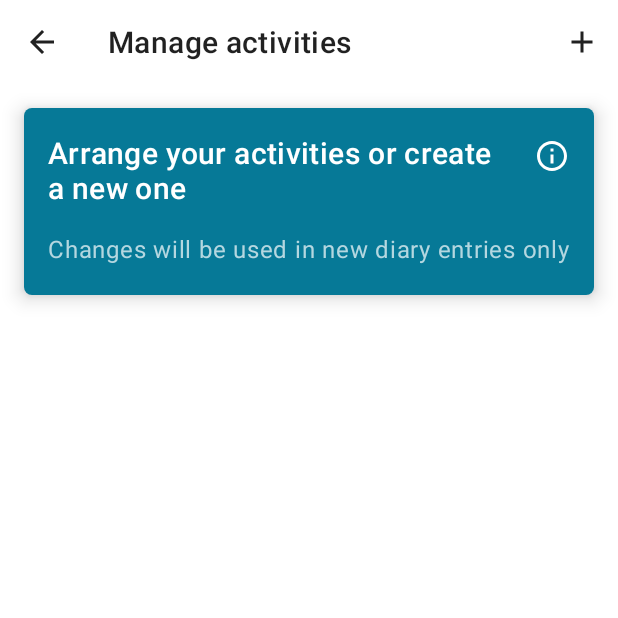
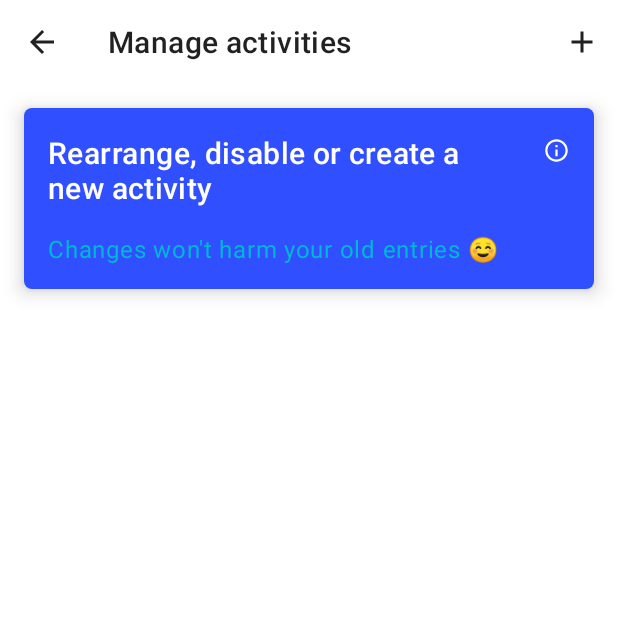
Before and after one commit to SirionRazzer/Diary, an Android app: the TemplateItemViewerActivity screen opened directly, with no data from a screen before it, on a phone screen of 412 x 824 dp, the top half of it. Run offline under Robolectric (Android 15) with nearby library versions, the phone set to English and light mode, and no system bars; libraries missing offline, so code that uses them is left out: com.ernestoyaquello.dragdropswiperecyclerview, io.realm; plain views replace DragDropSwipeRecyclerView; 10 statements that could not run were skipped.

Commit message:
Colors changed

```diff
--- a/app/src/main/java/com/sirionrazzer/diary/main/TemplatesAdapter.kt
+++ b/app/src/main/java/com/sirionrazzer/diary/main/TemplatesAdapter.kt
@@ -76,11 +76,11 @@ class TemplatesAdapter(private val context: Context, private val mainViewModel:
             if (!mainViewModel.currentTrackItems[position].status) {
                 Picasso.get().load(mainViewModel.currentTrackItems[position].imageOff).into(holder.ivImage)
                 holder.ivImage?.alpha = 0.4f
-                holder.tvName?.setTextColor(context.resources.getColor(R.color.colorPrimaryLight))
+                holder.tvName?.setTextColor(context.resources.getColor(R.color.colorPrimary))
             } else {
                 Picasso.get().load(mainViewModel.currentTrackItems[position].imageOn).into(holder.ivImage)
                 holder.ivImage?.alpha = 1f
-                holder.tvName?.setTextColor(context.resources.getColor(R.color.colorPrimaryDark))
+                holder.tvName?.setTextColor(context.resources.getColor(R.color.colorPrimary))
             }
 
             itemView.setOnClickListener {
@@ -101,7 +101,7 @@ class TemplatesAdapter(private val context: Context, private val mainViewModel:
                     Picasso.get().load(mainViewModel.currentTrackItems[position].imageOff).into(holder.ivImage)
                     holder.status = false
                     holder.ivImage?.alpha = 0.4f
-                    holder.tvName?.setTextColor(context.resources.getColor(R.color.colorPrimaryLight))
+                    holder.tvName?.setTextColor(context.resources.getColor(R.color.colorPrimary))
                     Log.d(
                         "TemplatesAdapter",
                         "Clicked: " + position + ". track item, the state was true and now is " + holder.status.toString()
@@ -125,7 +125,7 @@ class TemplatesAdapter(private val context: Context, private val mainViewModel:
         Picasso.get().load(mainViewModel.currentTrackItems[position].imageOn).into(holder.ivImage)
         holder.status = true
         holder.ivImage?.alpha = 1.0f
-        holder.tvName?.setTextColor(context.resources.getColor(R.color.colorPrimaryDark))
+        holder.tvName?.setTextColor(context.resources.getColor(R.color.colorPrimary))
         Log.d(
             "TemplatesAdapter",
             "Clicked: " + position + ". track item, the state was false and now is " + holder.status.toString()
--- a/app/src/main/java/com/sirionrazzer/diary/trackitem/TemplateItemViewerActivity.kt
+++ b/app/src/main/java/com/sirionrazzer/diary/trackitem/TemplateItemViewerActivity.kt
@@ -3,6 +3,7 @@ package com.sirionrazzer.diary.trackitem
 import androidx.lifecycle.ViewModelProviders
 import android.content.Intent
 import android.os.Bundle
+import android.util.Log
 import androidx.appcompat.app.AppCompatActivity
 import android.view.Menu
 import android.view.MenuItem
@@ -49,6 +50,7 @@ class TemplateItemViewerActivity : AppCompatActivity() {
         rvTemplates.scrollListener = onListScrollListener
     }
 
+
     private val onItemSwipeListener = object : OnItemSwipeListener<TrackItemTemplate> {
         override fun onItemSwiped(
             position: Int,
@@ -62,6 +64,7 @@ class TemplateItemViewerActivity : AppCompatActivity() {
         }
     }
 
+
     private val onItemDragListener = object : OnItemDragListener<TrackItemTemplate> {
         override fun onItemDragged(previousPosition: Int, newPosition: Int, item: TrackItemTemplate) {
             // Handle action of item being dragged from one position to another
@@ -69,38 +72,30 @@ class TemplateItemViewerActivity : AppCompatActivity() {
 
         override fun onItemDropped(initialPosition: Int, finalPosition: Int, item: TrackItemTemplate) {
             // Handle action of item dropped
-            toast("${item.position} from: $initialPosition to: $finalPosition")
 
             // Move items between initial and final position by -1
             if (initialPosition < finalPosition) {
                 tiViewModel.currentTemplateItems.forEach {
-                    if (it.position in (initialPosition + 1)..finalPosition) {
-                        var template = TrackItemTemplate()
-                        template.id = it.id
-                        template.name = it.name
-                        template.imageOn = it.imageOn
-                        template.imageOff = it.imageOff
-                        template.position = it.position - 1
-                        template.hasTextField = it.hasTextField
-                        template.hasNumberField = it.hasNumberField
-                        template.deleted = it.deleted
+                    val template = TrackItemTemplate(
+                        it.id,
+                        it.deleted,
+                        it.name,
+                        it.imageOn,
+                        it.imageOff,
+                        it.hasTextField,
+                        it.hasNumberField,
+                        it.position
+                    )
 
-                        tiViewModel.updateTemplate(template)
+                    if (it.position == initialPosition) {
+                        template.position = finalPosition
                     }
 
-                    if (it.position == initialPosition) {
-                        var template = TrackItemTemplate()
-                        template.id = it.id
-                        template.name = it.name
-                        template.imageOn = it.imageOn
-                        template.imageOff = it.imageOff
-                        template.position = finalPosition
-                        template.hasTextField = it.hasTextField
-                        template.hasNumberField = it.hasNumberField
-                        template.deleted = it.deleted
+                    if (it.position in (initialPosition + 1)..finalPosition) {
+                        template.position = it.position - 1
+                    }
 
-                        tiViewModel.updateTemplate(template)
-                    }
+                    tiViewModel.updateTemplate(template)
                 }
                 tiViewModel.hasChanged = true
             }
@@ -108,38 +103,37 @@ class TemplateItemViewerActivity : AppCompatActivity() {
             // Move items between initial and final position by +1
             if (initialPosition > finalPosition) {
                 tiViewModel.currentTemplateItems.forEach {
-                    if (it.position in (finalPosition) until initialPosition) {
-                        var template = TrackItemTemplate()
-                        template.id = it.id
-                        template.name = it.name
-                        template.imageOn = it.imageOn
-                        template.imageOff = it.imageOff
-                        template.position = it.position + 1
-                        template.hasTextField = it.hasTextField
-                        template.hasNumberField = it.hasNumberField
-                        template.deleted = it.deleted
+                    val template = TrackItemTemplate(
+                        it.id,
+                        it.deleted,
+                        it.name,
+                        it.imageOn,
+                        it.imageOff,
+                        it.hasTextField,
+                        it.hasNumberField,
+                        it.position
+                    )
 
-                        tiViewModel.updateTemplate(template)
+                    if (it.position == initialPosition) {
+                        template.position = finalPosition
                     }
 
-                    if (it.position == initialPosition) {
-                        var template = TrackItemTemplate()
-                        template.id = it.id
-                        template.name = it.name
-                        template.imageOn = it.imageOn
-                        template.imageOff = it.imageOff
-                        template.position = finalPosition
-                        template.hasTextField = it.hasTextField
-                        template.hasNumberField = it.hasNumberField
-                        template.deleted = it.deleted
+                    if (it.position in finalPosition until initialPosition) {
+                        template.position = it.position + 1
+                    }
 
-                        tiViewModel.updateTemplate(template)
-                    }
+                    tiViewModel.updateTemplate(template)
                 }
                 tiViewModel.hasChanged = true
             }
+
+            if (tiViewModel.hasChanged && initialPosition != finalPosition) {
+                tiViewModel.refreshTemplateList()
+                rvTemplates.adapter?.notifyDataSetChanged()
+            }
         }
     }
+
 
     private val onListScrollListener = object : OnListScrollListener {
         override fun onListScrolled(scrollDirection: OnListScrollListener.ScrollDirection, distance: Int) {
--- a/app/src/main/java/com/sirionrazzer/diary/trackitem/TemplateItemViewerViewModel.kt
+++ b/app/src/main/java/com/sirionrazzer/diary/trackitem/TemplateItemViewerViewModel.kt
@@ -39,4 +39,9 @@ class TemplateItemViewerViewModel: ViewModel() {
         templateDao.updateTemplate(template)
     }
 
+
+    fun refreshTemplateList() {
+        currentTemplateItems.clear()
+        currentTemplateItems = getTemplates()
+    }
 }
--- a/app/src/main/res/drawable/ic_edit_badge.xml
+++ b/app/src/main/res/drawable/ic_edit_badge.xml
@@ -4,7 +4,7 @@
         android:pathData="M16.1356,16.4068m-12.2034,0a12.2034,12.2034 0,1 1,24.4068 0a12.2034,12.2034 0,1 1,-24.4068 0"
         android:strokeAlpha="1" android:strokeColor="#ffffff"
         android:strokeLineCap="round" android:strokeLineJoin="round" android:strokeWidth="3.13115144"/>
-    <path android:fillAlpha="1" android:fillColor="#51a1b6" android:pathData="m0.1695,16.0847c0,-8.7941 7.1212,-15.9153 15.9153,-15.9153l0,0c8.7905,0 15.9117,7.1212 15.9153,15.9153l0,0c-0.0035,8.7905 -7.1247,15.9117 -15.9153,15.9153l0,0c-8.7941,-0.0035 -15.9153,-7.1247 -15.9153,-15.9153zM3.9113,16.0847c0.0141,6.718 5.4519,12.1557 12.1734,12.1716l0,0C22.8028,28.2405 28.2405,22.8028 28.2564,16.0847l0,0C28.2405,9.3632 22.8028,3.9255 16.0847,3.9096l0,0C9.3632,3.9255 3.9255,9.3632 3.9113,16.0847Z"/>
-    <path android:fillAlpha="1" android:fillColor="#51a1b6" android:pathData="M9.0113,23.1582l0,-5.3051l5.3051,5.3051z"/>
-    <path android:fillAlpha="1" android:fillColor="#51a1b6" android:pathData="M24.9272,12.5471l-8.8416,8.8416l-5.3055,-5.3055l8.8416,-8.8416z"/>
+    <path android:fillAlpha="1" android:fillColor="@color/colorPrimary" android:pathData="m0.1695,16.0847c0,-8.7941 7.1212,-15.9153 15.9153,-15.9153l0,0c8.7905,0 15.9117,7.1212 15.9153,15.9153l0,0c-0.0035,8.7905 -7.1247,15.9117 -15.9153,15.9153l0,0c-8.7941,-0.0035 -15.9153,-7.1247 -15.9153,-15.9153zM3.9113,16.0847c0.0141,6.718 5.4519,12.1557 12.1734,12.1716l0,0C22.8028,28.2405 28.2405,22.8028 28.2564,16.0847l0,0C28.2405,9.3632 22.8028,3.9255 16.0847,3.9096l0,0C9.3632,3.9255 3.9255,9.3632 3.9113,16.0847Z"/>
+    <path android:fillAlpha="1" android:fillColor="@color/colorPrimary" android:pathData="M9.0113,23.1582l0,-5.3051l5.3051,5.3051z"/>
+    <path android:fillAlpha="1" android:fillColor="@color/colorPrimary" android:pathData="M24.9272,12.5471l-8.8416,8.8416l-5.3055,-5.3055l8.8416,-8.8416z"/>
 </vector>
--- a/app/src/main/res/layout/activity_templateitem_viewer.xml
+++ b/app/src/main/res/layout/activity_templateitem_viewer.xml
@@ -18,35 +18,32 @@
             android:id="@+id/llHeading"
             android:layout_width="match_parent"
             android:layout_height="wrap_content"
-            android:orientation="horizontal"
             android:layout_marginStart="16dp"
+            android:layout_marginTop="16dp"
             android:layout_marginEnd="16dp"
-            android:layout_marginTop="16dp"
             android:layout_marginBottom="16dp"
             android:background="@drawable/background_heading_rounded"
             android:elevation="8dp"
-            android:paddingStart="16dp"
-            android:paddingTop="16dp"
-            android:paddingEnd="16dp">
+            android:orientation="horizontal"
+            android:padding="16dp">
 
             <ImageView
                 android:id="@+id/ivInfo"
-                android:layout_width="wrap_content"
-                android:layout_marginTop="4dp"
-                android:layout_height="wrap_content"
-                android:src="@drawable/ic_info"
+                android:layout_width="18dp"
+                android:layout_height="18dp"
                 android:layout_alignParentEnd="true"
-                />
+                android:layout_marginTop="3dp"
+                android:src="@drawable/ic_info" />
 
             <TextView
                 android:id="@+id/tvHeading"
                 style="@style/TextAppearance.MaterialComponents.Headline6"
                 android:layout_width="wrap_content"
                 android:layout_height="wrap_content"
+                android:layout_marginEnd="16dp"
                 android:layout_marginBottom="16dp"
-                android:layout_marginEnd="16dp"
                 android:layout_toStartOf="@+id/ivInfo"
-                android:text="Arrange your activities or create a new one"
+                android:text="Rearrange, disable or create a new activity"
                 android:textColor="@color/white" />
 
             <TextView
@@ -55,26 +52,25 @@
                 android:layout_width="match_parent"
                 android:layout_height="wrap_content"
                 android:layout_below="@id/tvHeading"
-                android:layout_marginBottom="20dp"
-                android:text="Changes will be used in new diary entries only"
+                android:text="Changes won't harm your old entries ☺"
                 android:textColor="@color/colorPrimaryLight" />
         </RelativeLayout>
 
         <LinearLayout
-            android:layout_below="@id/llHeading"
             android:layout_width="match_parent"
             android:layout_height="match_parent"
+            android:layout_below="@id/llHeading"
+            android:gravity="center_horizontal"
             android:orientation="vertical"
             android:paddingStart="16dp"
-            android:paddingEnd="16dp"
-            android:gravity="center_horizontal"
-            android:paddingTop="16dp">
+            android:paddingTop="16dp"
+            android:paddingEnd="16dp">
 
             <com.ernestoyaquello.dragdropswiperecyclerview.DragDropSwipeRecyclerView
                 android:id="@+id/rvTemplates"
                 android:layout_width="match_parent"
                 android:layout_height="match_parent"
-                app:item_layout="@layout/viewer_template_item"/>
+                app:item_layout="@layout/viewer_template_item" />
 
         </LinearLayout>
     </RelativeLayout>
--- a/app/src/main/res/values/colors.xml
+++ b/app/src/main/res/values/colors.xml
@@ -1,9 +1,16 @@
 <?xml version="1.0" encoding="utf-8"?>
 <resources>
+    <!--OLD COLOR SET:
     <color name="colorPrimaryLight">#b4d7e0</color>
     <color name="colorPrimary">#51a1b6</color>
     <color name="colorPrimaryDark">#067997</color>
-    <color name="colorAccent">#D81B60</color>
+    <color name="colorAccent">#D81B60</color>-->
+
+    <!--MATERIAL A700 COLOR SET-->
+    <color name="colorPrimaryLight">#00B8D4</color>
+    <color name="colorPrimary">#0091EA</color>
+    <color name="colorPrimaryDark">#304FFE</color>
+    <color name="colorAccent">#C51162</color>
 
     <color name="white">#FFFFFF</color>
     <color name="grey_lt">#F0F0F0</color>
```
Also changed, not shown: app/src/main/res/drawable-hdpi/logo.png (deleted), app/src/main/res/drawable-mdpi/logo.png (deleted), app/src/main/res/drawable-xhdpi/logo.png (deleted), app/src/main/res/drawable-xxhdpi/logo.png (deleted), app/src/main/res/drawable-xxxhdpi/logo.png (deleted).
